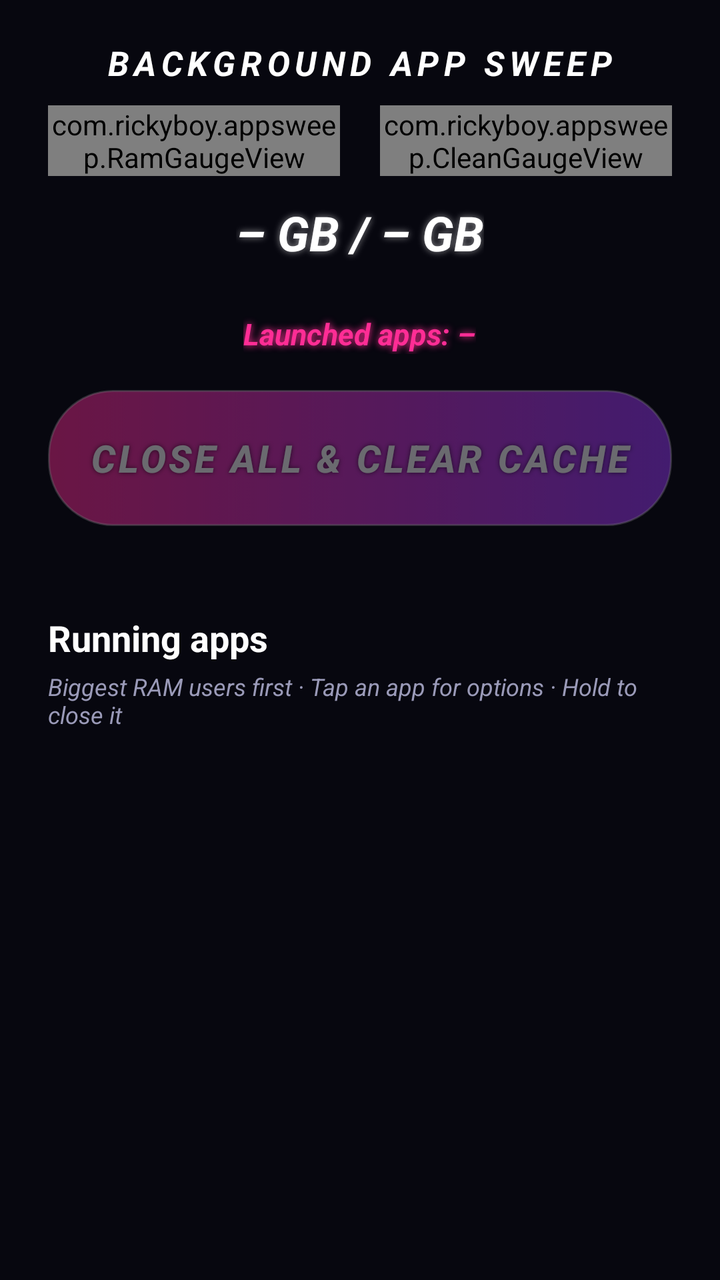
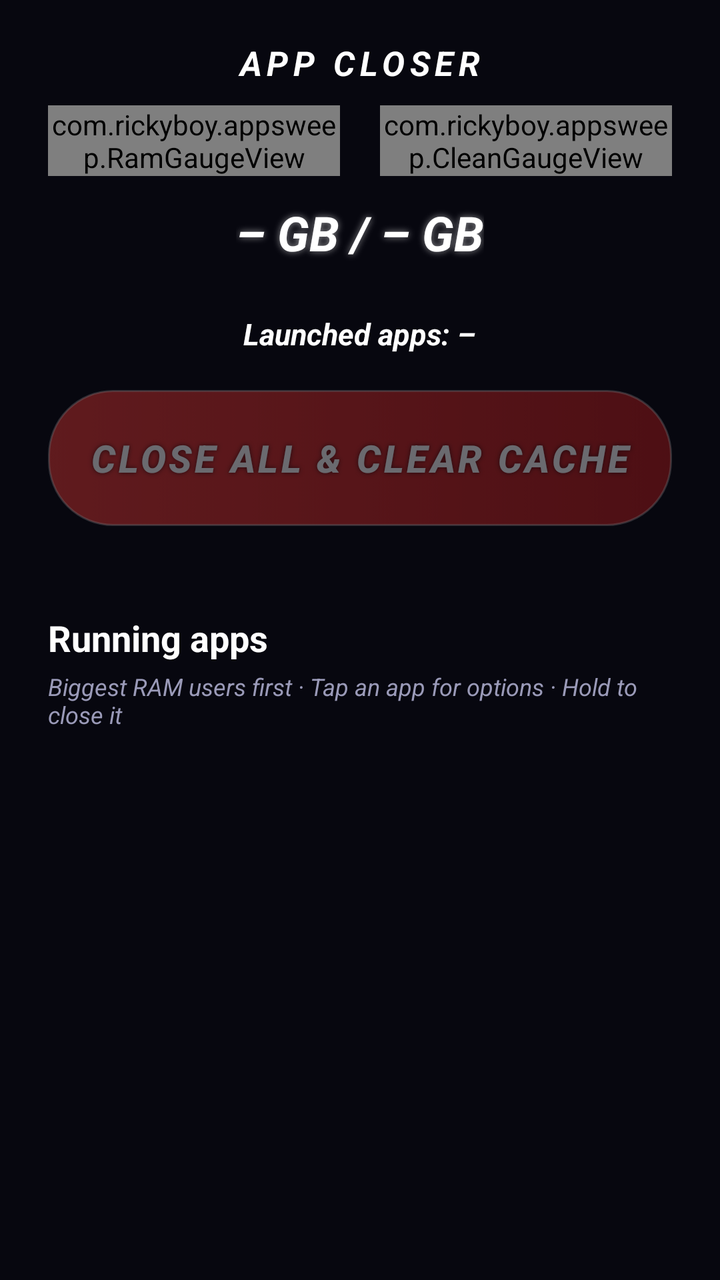

Before-and-after screenshots of an Android layout around one commit, followed by the original layout XML and the change that was made.
<!-- AndroidManifest.xml: application theme Theme.AppSweep -->
<!-- res/layout/activity_main.xml -->
<?xml version="1.0" encoding="utf-8"?>
<LinearLayout xmlns:android="http://schemas.android.com/apk/res/android"
    android:layout_width="match_parent"
    android:layout_height="match_parent"
    android:background="@color/bg"
    android:orientation="vertical"
    android:paddingStart="24dp"
    android:paddingTop="20dp"
    android:paddingEnd="24dp"
    android:paddingBottom="12dp">

    
    <include layout="@layout/header" />

    <LinearLayout
        android:id="@+id/statusCard"
        android:layout_width="match_parent"
        android:layout_height="wrap_content"
        android:layout_marginTop="16dp"
        android:background="@drawable/bg_card"
        android:orientation="vertical"
        android:padding="16dp"
        android:visibility="gone">

        <TextView
            android:id="@+id/statusText"
            android:layout_width="match_parent"
            android:layout_height="wrap_content"
            android:textColor="@color/text_main"
            android:textSize="15sp" />

        <LinearLayout
            android:layout_width="match_parent"
            android:layout_height="wrap_content"
            android:layout_marginTop="12dp"
            android:orientation="horizontal">

            <Button
                android:id="@+id/statusButton"
                android:layout_width="wrap_content"
                android:layout_height="44dp"
                android:background="@drawable/bg_small_button"
                android:paddingStart="18dp"
                android:paddingEnd="18dp"
                android:stateListAnimator="@null"
                android:textAllCaps="false"
                android:textColor="@color/neon_cyan"
                android:textStyle="bold" />

            <Button
                android:id="@+id/statusButton2"
                android:layout_width="wrap_content"
                android:layout_height="44dp"
                android:layout_marginStart="10dp"
                android:background="@drawable/bg_small_button"
                android:paddingStart="18dp"
                android:paddingEnd="18dp"
                android:stateListAnimator="@null"
                android:textAllCaps="false"
                android:textColor="@color/neon_cyan"
                android:textStyle="bold"
                android:visibility="gone" />
        </LinearLayout>

        <LinearLayout
            android:id="@+id/codeRow"
            android:layout_width="match_parent"
            android:layout_height="wrap_content"
            android:layout_marginTop="12dp"
            android:gravity="center_vertical"
            android:orientation="horizontal"
            android:visibility="gone">

            <EditText
                android:id="@+id/codeInput"
                android:layout_width="0dp"
                android:layout_height="48dp"
                android:layout_weight="1"
                android:background="@drawable/bg_small_button"
                android:hint="6-digit pairing code"
                android:imeOptions="actionDone"
                android:inputType="number"
                android:maxLength="6"
                android:paddingStart="16dp"
                android:paddingEnd="16dp"
                android:textColor="@color/text_main"
                android:textColorHint="@color/text_dim"
                android:textSize="18sp" />

            <Button
                android:id="@+id/pairButton"
                android:layout_width="wrap_content"
                android:layout_height="48dp"
                android:layout_marginStart="10dp"
                android:background="@drawable/bg_small_button"
                android:paddingStart="22dp"
                android:paddingEnd="22dp"
                android:stateListAnimator="@null"
                android:text="Pair"
                android:textAllCaps="false"
                android:textColor="@color/neon_cyan"
                android:textStyle="bold" />
        </LinearLayout>

        <Button
            android:id="@+id/shizukuButton"
            android:layout_width="wrap_content"
            android:layout_height="36dp"
            android:layout_marginTop="10dp"
            android:background="@android:color/transparent"
            android:stateListAnimator="@null"
            android:text="Already use Shizuku? Use it instead"
            android:textAllCaps="false"
            android:textColor="@color/text_dim"
            android:textSize="12sp"
            android:visibility="gone" />

        <Button
            android:id="@+id/linkButton"
            android:layout_width="wrap_content"
            android:layout_height="36dp"
            android:layout_marginTop="4dp"
            android:background="@drawable/bg_small_button"
            android:paddingStart="14dp"
            android:paddingEnd="14dp"
            android:stateListAnimator="@null"
            android:textAllCaps="false"
            android:textColor="@color/neon_cyan"
            android:textSize="12sp"
            android:visibility="gone" />
    </LinearLayout>

    <Button
        android:id="@+id/sweepButton"
        android:layout_width="match_parent"
        android:layout_height="68dp"
        android:layout_marginTop="18dp"
        android:background="@drawable/bg_sweep_button"
        android:enabled="false"
        android:alpha="0.4"
        android:letterSpacing="0.08"
        android:shadowColor="#AA000000"
        android:shadowRadius="6"
        android:stateListAnimator="@null"
        android:text="@string/sweep_button"
        android:textColor="@color/text_main"
        android:textSize="19sp"
        android:textStyle="bold|italic" />

    <TextView
        android:id="@+id/resultText"
        android:layout_width="match_parent"
        android:layout_height="wrap_content"
        android:layout_marginTop="10dp"
        android:gravity="center"
        android:shadowColor="@color/neon_pink"
        android:shadowRadius="10"
        android:textColor="@color/neon_pink"
        android:textSize="15sp"
        android:textStyle="bold|italic"
        android:visibility="gone" />

    <TextView
        android:id="@+id/statsText"
        android:layout_width="match_parent"
        android:layout_height="wrap_content"
        android:layout_marginTop="14dp"
        android:gravity="center"
        android:textColor="@color/neon_cyan"
        android:textSize="13sp"
        android:textStyle="bold|italic" />

    <LinearLayout
        android:layout_width="match_parent"
        android:layout_height="wrap_content"
        android:layout_marginTop="12dp"
        android:gravity="center_vertical"
        android:orientation="horizontal">

        <TextView
            android:id="@+id/listHeader"
            android:layout_width="0dp"
            android:layout_height="wrap_content"
            android:layout_weight="1"
            android:text="Running apps"
            android:textColor="@color/text_main"
            android:textSize="18sp"
            android:textStyle="bold" />

    </LinearLayout>

    <TextView
        android:layout_width="match_parent"
        android:layout_height="wrap_content"
        android:layout_marginTop="4dp"
        android:layout_marginBottom="8dp"
        android:text="Biggest RAM users first · Tap an app for options · Hold to close it"
        android:textColor="@color/text_dim"
        android:textSize="12sp"
        android:textStyle="italic" />

    <androidx.recyclerview.widget.RecyclerView
        android:id="@+id/appList"
        android:layout_width="match_parent"
        android:layout_height="0dp"
        android:layout_weight="1"
        android:clipToPadding="false"
        android:paddingBottom="12dp" />
</LinearLayout>
<!-- res/layout/header.xml (included above) -->
<?xml version="1.0" encoding="utf-8"?>
<LinearLayout xmlns:android="http://schemas.android.com/apk/res/android"
    android:layout_width="match_parent"
    android:layout_height="wrap_content"
    android:gravity="center_horizontal"
    android:orientation="vertical">

    <TextView
        android:layout_width="wrap_content"
        android:layout_height="wrap_content"
        android:letterSpacing="0.15"
        android:text="BACKGROUND APP SWEEP"
        android:textColor="@color/text_main"
        android:textSize="17sp"
        android:textStyle="bold|italic" />

    <LinearLayout
        android:layout_width="match_parent"
        android:layout_height="wrap_content"
        android:layout_marginTop="10dp"
        android:orientation="horizontal">

        <com.rickyboy.appsweep.RamGaugeView
            android:id="@+id/ramGauge"
            android:layout_width="0dp"
            android:layout_height="wrap_content"
            android:layout_marginEnd="10dp"
            android:layout_weight="1" />

        <com.rickyboy.appsweep.CleanGaugeView
            android:id="@+id/cleanGauge"
            android:layout_width="0dp"
            android:layout_height="wrap_content"
            android:layout_marginStart="10dp"
            android:layout_weight="1" />
    </LinearLayout>

    <LinearLayout
        android:layout_width="wrap_content"
        android:layout_height="wrap_content"
        android:layout_marginTop="6dp"
        android:gravity="center_horizontal"
        android:orientation="vertical">

            <TextView
                android:id="@+id/ramUsedText"
                android:layout_width="wrap_content"
                android:layout_height="wrap_content"
                android:layout_marginTop="6dp"
                android:shadowColor="#88FFFFFF"
                android:shadowRadius="8"
                android:text="– GB / – GB"
                android:textColor="@color/text_main"
                android:textSize="24sp"
                android:textStyle="bold|italic" />

            <TextView
                android:id="@+id/ramFreeText"
                android:layout_width="wrap_content"
                android:layout_height="wrap_content"
                android:layout_marginTop="2dp"
                android:shadowColor="@color/neon_cyan"
                android:shadowRadius="8"
                android:textColor="@color/neon_cyan"
                android:textSize="15sp"
                android:textStyle="bold|italic" />

            <TextView
                android:id="@+id/appsCountText"
                android:layout_width="wrap_content"
                android:layout_height="wrap_content"
                android:layout_marginTop="2dp"
                android:shadowColor="@color/neon_pink"
                android:shadowRadius="8"
                android:text="Launched apps: –"
                android:textColor="@color/neon_pink"
                android:textSize="15sp"
                android:textStyle="bold|italic" />
    </LinearLayout>
</LinearLayout>
<!-- resources referenced by this layout -->
<resources>
  <color name="bg">#FF07070F</color>
  <color name="neon_cyan">#FF00F0FF</color>
  <color name="neon_pink">#FFFF2D95</color>
  <color name="text_dim">#FF9A9AB8</color>
  <color name="text_main">#FFFFFFFF</color>
  <!-- drawable bg_card (drawable) -->
  <?xml version="1.0" encoding="utf-8"?>
  <shape xmlns:android="http://schemas.android.com/apk/res/android" android:shape="rectangle">
      <corners android:radius="16dp" />
      <solid android:color="@color/card" />
      <stroke android:width="2dp" android:color="@color/neon_pink" />
  </shape>
  <!-- drawable bg_small_button (drawable) -->
  <?xml version="1.0" encoding="utf-8"?>
  <selector xmlns:android="http://schemas.android.com/apk/res/android">
      <item android:state_focused="true">
          <shape android:shape="rectangle">
              <corners android:radius="18dp" />
              <solid android:color="@color/card_focus" />
              <stroke android:width="2dp" android:color="@color/neon_cyan" />
          </shape>
      </item>
      <item android:state_pressed="true">
          <shape android:shape="rectangle">
              <corners android:radius="18dp" />
              <solid android:color="@color/card_focus" />
              <stroke android:width="2dp" android:color="@color/neon_cyan" />
          </shape>
      </item>
      <item>
          <shape android:shape="rectangle">
              <corners android:radius="18dp" />
              <solid android:color="@color/card" />
              <stroke android:width="1dp" android:color="#5500F0FF" />
          </shape>
      </item>
  </selector>
  <string name="sweep_button">CLOSE ALL &amp; CLEAR CACHE</string>
  <style name="Theme.AppSweep" parent="Theme.AppCompat.NoActionBar">
          <item name="android:windowBackground">@color/bg</item>
          <item name="android:statusBarColor">@color/bg</item>
          <item name="android:navigationBarColor">@color/bg</item>
          <item name="colorPrimary">@color/neon_cyan</item>
          <item name="colorPrimaryDark">@color/bg</item>
          <item name="colorAccent">@color/neon_pink</item>
          <item name="android:textColorPrimary">@color/text_main</item>
          <item name="alertDialogTheme">@style/Theme.AppSweep.Dialog</item>
      </style>
  <color name="card">#FF12121F</color>
  <color name="card_focus">#FF1E1E36</color>
  <color name="neon_purple">#FF9D3CFF</color>
  <style name="Theme.AppSweep.Dialog" parent="Theme.AppCompat.Dialog.Alert">
          <item name="android:windowBackground">@drawable/bg_card</item>
          <item name="colorAccent">@color/neon_cyan</item>
          <item name="android:textColorPrimary">@color/text_main</item>
          <item name="android:textColor">@color/text_main</item>
      </style>
  <!-- unchanged entries left out for length: 1 -->
</resources>

<!-- the commit's change to res/layout/activity_main.xml (unified diff, before → after) -->
@@ -130,34 +130,173 @@
             android:visibility="gone" />
     </LinearLayout>
 
-    <Button
-        android:id="@+id/sweepButton"
-        android:layout_width="match_parent"
-        android:layout_height="68dp"
-        android:layout_marginTop="18dp"
-        android:background="@drawable/bg_sweep_button"
-        android:enabled="false"
-        android:alpha="0.4"
-        android:letterSpacing="0.08"
-        android:shadowColor="#AA000000"
-        android:shadowRadius="6"
-        android:stateListAnimator="@null"
-        android:text="@string/sweep_button"
-        android:textColor="@color/text_main"
-        android:textSize="19sp"
-        android:textStyle="bold|italic" />
+    <FrameLayout
+        android:layout_width="match_parent"
+        android:layout_height="wrap_content"
+        android:layout_marginTop="18dp">
+
+        <Button
+            android:id="@+id/sweepButton"
+            android:layout_width="match_parent"
+            android:layout_height="68dp"
+                    android:background="@drawable/bg_sweep_button"
+            android:enabled="false"
+            android:alpha="0.4"
+            android:letterSpacing="0.08"
+            android:shadowColor="#AA000000"
+            android:shadowRadius="6"
+            android:stateListAnimator="@null"
+            android:text="@string/sweep_button"
+            android:textColor="@color/text_main"
+            android:textSize="19sp"
+            android:textStyle="bold|italic" />
+
+        
+        <LinearLayout
+            android:id="@+id/allCleanView"
+            android:layout_width="match_parent"
+            android:layout_height="wrap_content"
+            android:gravity="center_horizontal"
+            android:orientation="vertical"
+            android:visibility="gone">
+
+            <ImageView
+                android:layout_width="wrap_content"
+                android:layout_height="170dp"
+                android:adjustViewBounds="true"
+                android:contentDescription="All clean"
+                android:src="@drawable/all_clean_ram" />
+
+            <TextView
+                android:layout_width="wrap_content"
+                android:layout_height="wrap_content"
+                android:layout_marginTop="4dp"
+                android:shadowColor="#FF00E676"
+                android:shadowRadius="10"
+                android:text="All clean!"
+                android:textColor="@color/text_main"
+                android:textSize="28sp"
+                android:textStyle="bold|italic" />
+        </LinearLayout>
+    </FrameLayout>
+
+    <LinearLayout
+        android:id="@+id/resultRow"
+        android:layout_width="match_parent"
+        android:layout_height="wrap_content"
+        android:layout_marginTop="10dp"
+        android:orientation="horizontal"
+        android:visibility="gone">
+
+        <LinearLayout
+            android:layout_width="0dp"
+            android:layout_height="wrap_content"
+            android:layout_marginStart="4dp"
+            android:layout_marginEnd="4dp"
+            android:layout_weight="1"
+            android:background="@drawable/bg_card_plain"
+            android:gravity="center_horizontal"
+            android:orientation="vertical"
+            android:paddingTop="8dp"
+            android:paddingBottom="8dp">
+
+            <TextView
+                android:id="@+id/statClosed"
+                android:layout_width="wrap_content"
+                android:layout_height="wrap_content"
+                android:shadowColor="#00000000"
+                android:shadowRadius="0"
+                android:text="0"
+                android:textColor="@color/text_main"
+                android:textSize="20sp"
+                android:textStyle="bold|italic" />
+
+            <TextView
+                android:layout_width="wrap_content"
+                android:layout_height="wrap_content"
+                android:letterSpacing="0.08"
+                android:text="APPS CLOSED"
+                android:textColor="@color/accent_red"
+                android:textSize="10sp"
+                android:textStyle="bold" />
+        </LinearLayout>
+
+        <LinearLayout
+            android:layout_width="0dp"
+            android:layout_height="wrap_content"
+            android:layout_marginStart="4dp"
+            android:layout_marginEnd="4dp"
+            android:layout_weight="1"
+            android:background="@drawable/bg_card_plain"
+            android:gravity="center_horizontal"
+            android:orientation="vertical"
+            android:paddingTop="8dp"
+            android:paddingBottom="8dp">
+
+            <TextView
+                android:id="@+id/statRam"
+                android:layout_width="wrap_content"
+                android:layout_height="wrap_content"
+                android:shadowColor="#00000000"
+                android:shadowRadius="0"
+                android:text="0"
+                android:textColor="@color/text_main"
+                android:textSize="20sp"
+                android:textStyle="bold|italic" />
+
+            <TextView
+                android:layout_width="wrap_content"
+                android:layout_height="wrap_content"
+                android:letterSpacing="0.08"
+                android:text="RAM FREED"
+                android:textColor="@color/accent_green"
+                android:textSize="10sp"
+                android:textStyle="bold" />
+        </LinearLayout>
+
+        <LinearLayout
+            android:layout_width="0dp"
+            android:layout_height="wrap_content"
+            android:layout_marginStart="4dp"
+            android:layout_marginEnd="4dp"
+            android:layout_weight="1"
+            android:background="@drawable/bg_card_plain"
+            android:gravity="center_horizontal"
+            android:orientation="vertical"
+            android:paddingTop="8dp"
+            android:paddingBottom="8dp">
+
+            <TextView
+                android:id="@+id/statCache"
+                android:layout_width="wrap_content"
+                android:layout_height="wrap_content"
+                android:shadowColor="#00000000"
+                android:shadowRadius="0"
+                android:text="0"
+                android:textColor="@color/text_main"
+                android:textSize="20sp"
+                android:textStyle="bold|italic" />
+
+            <TextView
+                android:layout_width="wrap_content"
+                android:layout_height="wrap_content"
+                android:letterSpacing="0.08"
+                android:text="CACHE CLEARED"
+                android:textColor="@color/accent_green"
+                android:textSize="10sp"
+                android:textStyle="bold" />
+        </LinearLayout>
+    </LinearLayout>
 
     <TextView
         android:id="@+id/resultText"
         android:layout_width="match_parent"
         android:layout_height="wrap_content"
-        android:layout_marginTop="10dp"
+        android:layout_marginTop="8dp"
         android:gravity="center"
-        android:shadowColor="@color/neon_pink"
-        android:shadowRadius="10"
-        android:textColor="@color/neon_pink"
-        android:textSize="15sp"
-        android:textStyle="bold|italic"
+        android:textColor="@color/text_dim"
+        android:textSize="13sp"
+        android:textStyle="italic"
         android:visibility="gone" />
 
     <TextView
@@ -190,6 +329,7 @@
     </LinearLayout>
 
     <TextView
+        android:id="@+id/listHint"
         android:layout_width="match_parent"
         android:layout_height="wrap_content"
         android:layout_marginTop="4dp"
@@ -219,7 +359,7 @@
         android:layout_width="wrap_content"
         android:layout_height="wrap_content"
         android:letterSpacing="0.15"
-        android:text="BACKGROUND APP SWEEP"
+        android:text="APP CLOSER"
         android:textColor="@color/text_main"
         android:textSize="17sp"
         android:textStyle="bold|italic" />
@@ -269,9 +409,7 @@
                 android:layout_width="wrap_content"
                 android:layout_height="wrap_content"
                 android:layout_marginTop="2dp"
-                android:shadowColor="@color/neon_cyan"
-                android:shadowRadius="8"
-                android:textColor="@color/neon_cyan"
+                android:textColor="@color/text_main"
                 android:textSize="15sp"
                 android:textStyle="bold|italic" />
 
@@ -280,10 +418,8 @@
                 android:layout_width="wrap_content"
                 android:layout_height="wrap_content"
                 android:layout_marginTop="2dp"
-                android:shadowColor="@color/neon_pink"
-                android:shadowRadius="8"
                 android:text="Launched apps: –"
-                android:textColor="@color/neon_pink"
+                android:textColor="@color/text_main"
                 android:textSize="15sp"
                 android:textStyle="bold|italic" />
     </LinearLayout>
<!-- resource entries referenced after the edit -->
@@ -1,16 +1,26 @@
 <!-- resources referenced by this layout -->
 <resources>
+  <color name="accent_green">#FF00E676</color>
+  <color name="accent_red">#FFE53935</color>
   <color name="bg">#FF07070F</color>
-  <color name="neon_cyan">#FF00F0FF</color>
-  <color name="neon_pink">#FFFF2D95</color>
+  <color name="neon_cyan">#FFFFFFFF</color>
+  <color name="neon_pink">#FFE53935</color>
   <color name="text_dim">#FF9A9AB8</color>
   <color name="text_main">#FFFFFFFF</color>
+  <!-- drawable all_clean_ram: png bitmap (drawable-nodpi, 462627 bytes) -->
   <!-- drawable bg_card (drawable) -->
   <?xml version="1.0" encoding="utf-8"?>
   <shape xmlns:android="http://schemas.android.com/apk/res/android" android:shape="rectangle">
       <corners android:radius="16dp" />
       <solid android:color="@color/card" />
       <stroke android:width="2dp" android:color="@color/neon_pink" />
+  </shape>
+  <!-- drawable bg_card_plain (drawable) -->
+  <?xml version="1.0" encoding="utf-8"?>
+  <shape xmlns:android="http://schemas.android.com/apk/res/android" android:shape="rectangle">
+      <corners android:radius="12dp" />
+      <solid android:color="@color/card" />
+      <stroke android:width="1dp" android:color="#33FFFFFF" />
   </shape>
   <!-- drawable bg_small_button (drawable) -->
   <?xml version="1.0" encoding="utf-8"?>
@@ -50,7 +60,7 @@
       </style>
   <color name="card">#FF12121F</color>
   <color name="card_focus">#FF1E1E36</color>
-  <color name="neon_purple">#FF9D3CFF</color>
+  <color name="neon_purple">#FFB71C1C</color>
   <style name="Theme.AppSweep.Dialog" parent="Theme.AppCompat.Dialog.Alert">
           <item name="android:windowBackground">@drawable/bg_card</item>
           <item name="colorAccent">@color/neon_cyan</item>
